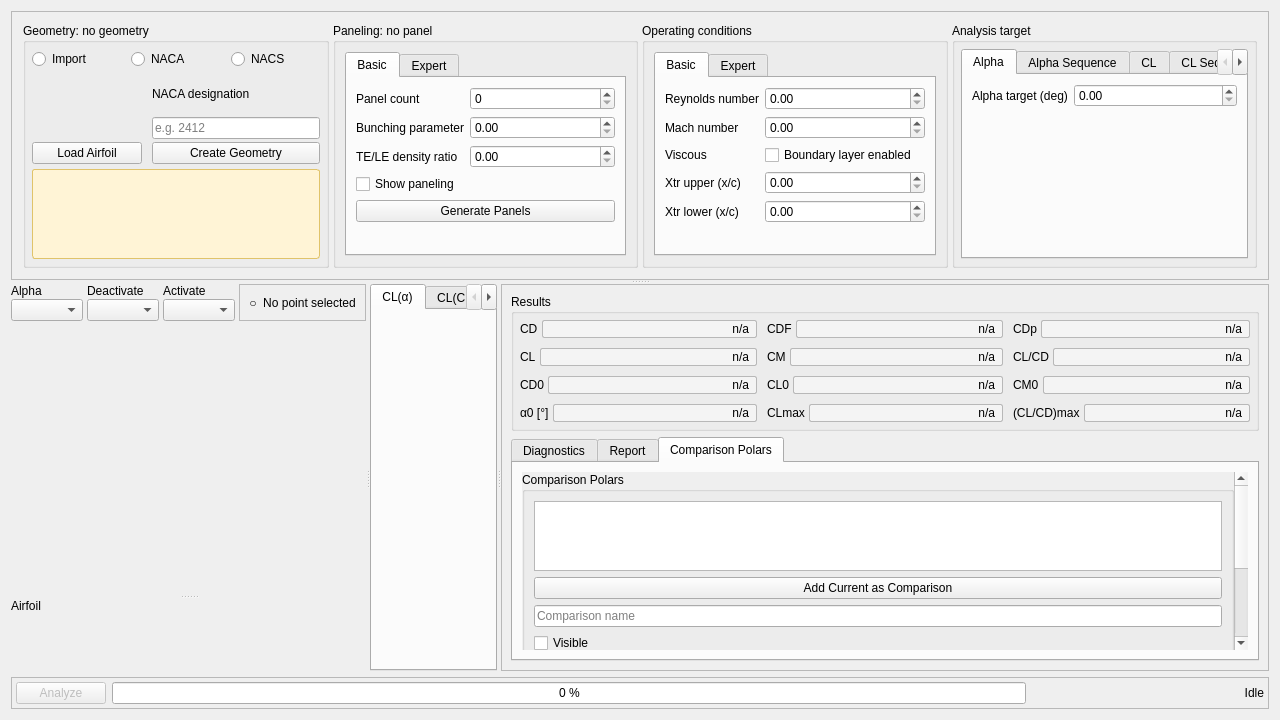
of33/XFOIL.next, file src/gui/XFoilAnalysisWidget.ui: the form before one commit.
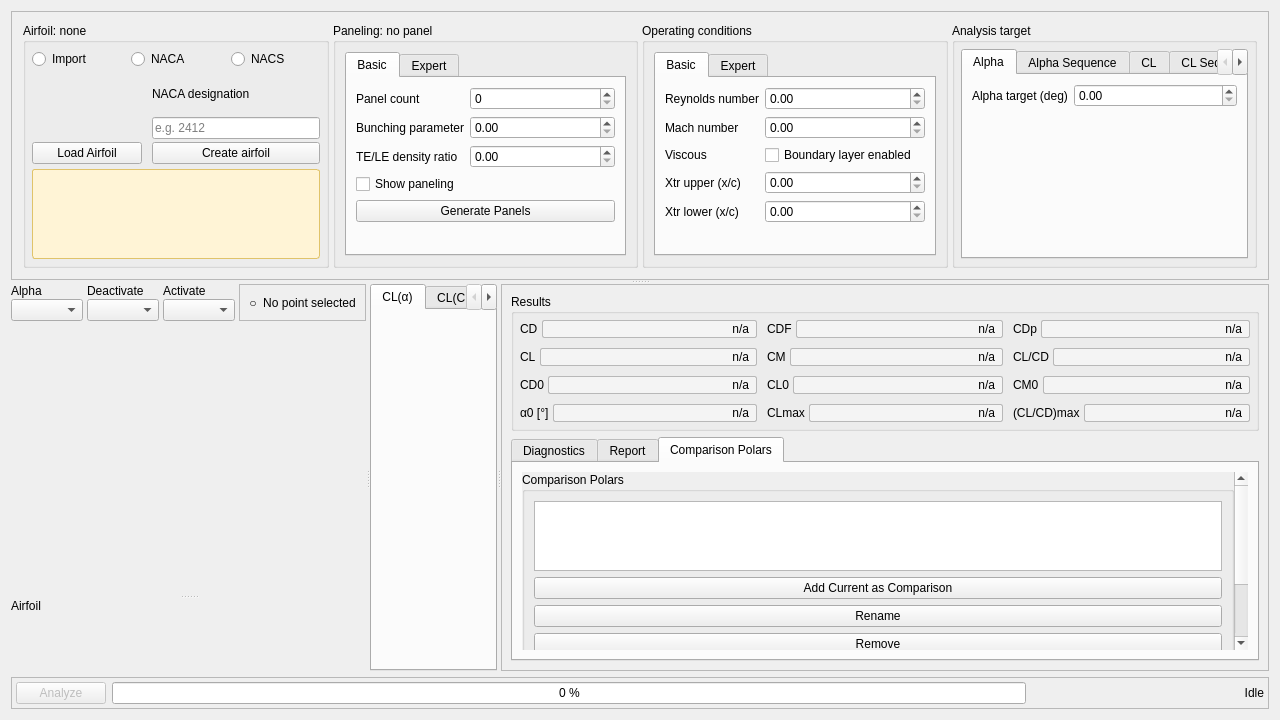
The form after the commit. The open tabs and pages were chosen to show the change. Custom widgets are drawn as their Qt base class.

```diff
--- a/src/gui/XFoilAnalysisWidget.ui
+++ b/src/gui/XFoilAnalysisWidget.ui
@@ -97,7 +97,7 @@
               </sizepolicy>
              </property>
              <property name="title">
-              <string>Geometry: no geometry</string>
+              <string>Airfoil: none</string>
              </property>
              <property name="toolTip">
               <string>Double-click the title to rename the airfoil.</string>
@@ -256,7 +256,7 @@
                    <item>
                     <widget class="QPushButton" name="applyGeometryButton">
                      <property name="text">
-                      <string>Create Geometry</string>
+                      <string>Create airfoil</string>
                      </property>
                      <property name="toolTip">
                       <string>Create the selected NACA or NACS geometry and generate panels.</string>
@@ -2539,29 +2539,6 @@
                      </property>
                     </widget>
                    </item>
-                   <item>
-                    <widget class="QLineEdit" name="polarNameEdit">
-                     <property name="placeholderText">
-                      <string>Comparison name</string>
-                     </property>
-                     <property name="accessibleName">
-                      <string>Comparison polar name</string>
-                     </property>
-                    </widget>
-                   </item>
-                   <item>
-                    <widget class="QCheckBox" name="polarVisibilityCheckBox">
-                     <property name="text">
-                      <string>Visible</string>
-                     </property>
-                     <property name="toolTip">
-                      <string>Show or hide the selected comparison polar in the five scalar plots.</string>
-                     </property>
-                     <property name="accessibleName">
-                      <string>Comparison polar visible</string>
-                     </property>
-                    </widget>
-                   </item>
                    <item>
                     <widget class="QPushButton" name="renamePolarButton">
                      <property name="text">
```
Left out of the diff: 13 changed lines with no effect on the pictures.
